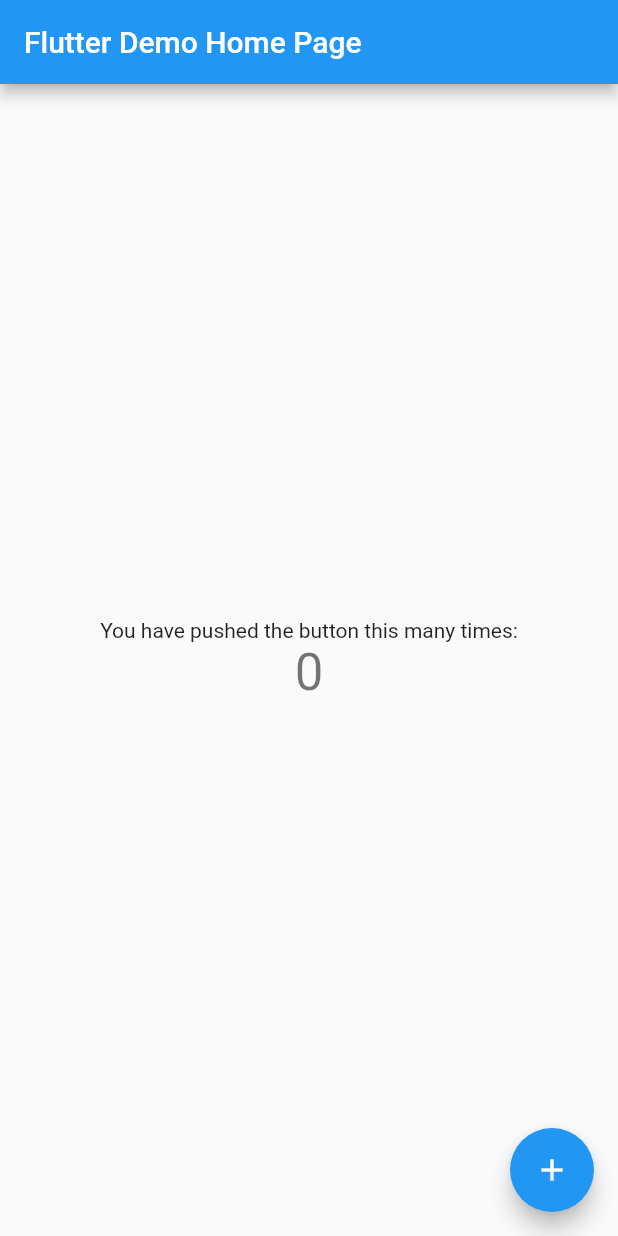
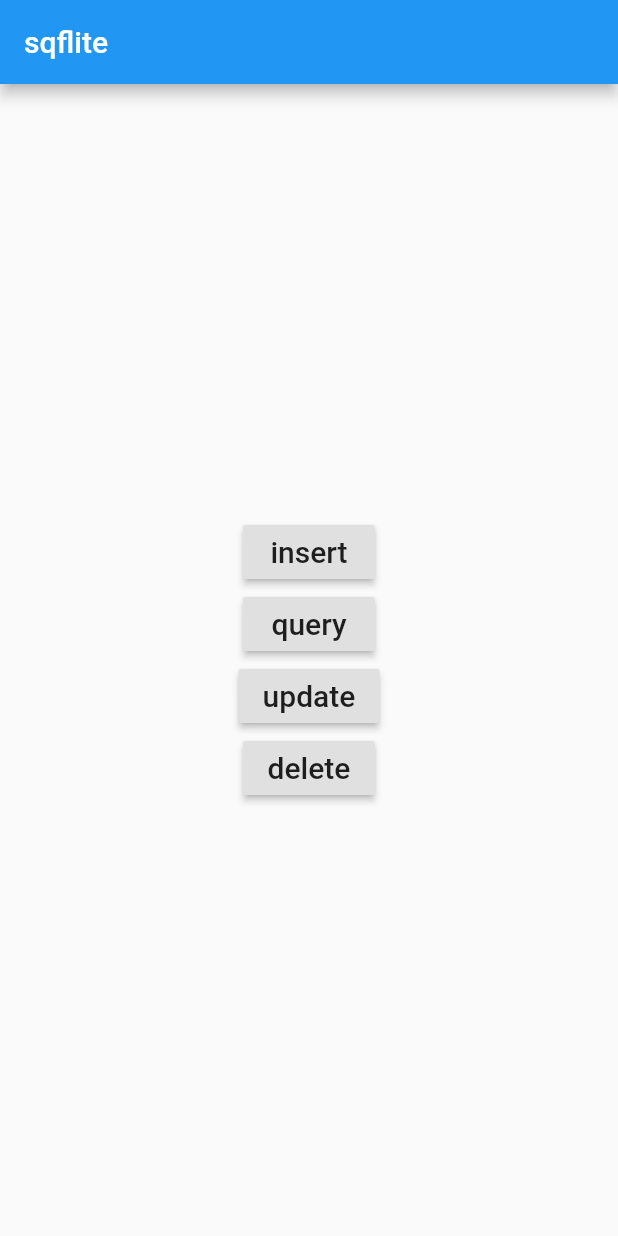
Before and after one commit to AndiSwiss/sqflite_demo_app, a Flutter app: the screen it shows after launch, on a phone screen of 412 x 824 dp. Run offline on Flutter 3.47's test engine with Material 2 defaults, Android fonts, the phone set to English and light mode, and no system bars; our stand-ins replace sqflite; accounts and stored records are empty.

Commit message:
created a working CRUD database app

```diff
--- /dev/null
+++ b/lib/database_helper.dart
@@ -0,0 +1,90 @@
+import 'dart:io';
+
+import 'package:path/path.dart';
+import 'package:sqflite/sqflite.dart';
+import 'package:path_provider/path_provider.dart';
+
+class DatabaseHelper {
+  static final _databaseName = "MyDatabase.db";
+  static final _databaseVersion = 1;
+
+  static final table = 'my_table';
+
+  static final columnId = '_id';
+  static final columnName = 'name';
+  static final columnAge = 'age';
+
+  // make this a singleton class
+  DatabaseHelper._privateConstructor();
+
+  static final DatabaseHelper instance = DatabaseHelper._privateConstructor();
+
+  // only have a single app-wide reference to the database
+  static Database _database;
+
+  Future<Database> get database async {
+    if (_database != null) return _database;
+    // lazily instantiate the db the first time it is accessed
+    _database = await _initDatabase();
+    return _database;
+  }
+
+  // this opens the database (and creates it if it doesn't exist)
+  _initDatabase() async {
+    Directory documentsDirectory = await getApplicationDocumentsDirectory();
+    String path = join(documentsDirectory.path, _databaseName);
+    return await openDatabase(path,
+        version: _databaseVersion, onCreate: _onCreate);
+  }
+
+  // SQL code to create the database table
+  Future _onCreate(Database db, int version) async {
+    await db.execute('''
+          CREATE TABLE $table (
+            $columnId INTEGER PRIMARY KEY,
+            $columnName TEXT NOT NULL,
+            $columnAge INTEGER NOT NULL
+          )
+          ''');
+  }
+
+  // Helper methods
+
+  // Inserts a row in the database where each key in the Map is a column name
+  // and the value is the column value. The return value is the id of the
+  // inserted row.
+  Future<int> insert(Map<String, dynamic> row) async {
+    Database db = await instance.database;
+    return await db.insert(table, row);
+  }
+
+  // All of the rows are returned as a list of maps, where each map is
+  // a key-value list of columns.
+  Future<List<Map<String, dynamic>>> queryAllRows() async {
+    Database db = await instance.database;
+    return await db.query(table);
+  }
+
+  // All of the methods (insert, query, update, delete) can also be done using
+  // raw SQL commands. This method uses a raw query to give the row count.
+  Future<int> queryRowCount() async {
+    Database db = await instance.database;
+    return Sqflite.firstIntValue(
+        await db.rawQuery('SELECT COUNT(*) FROM $table'));
+  }
+
+  // We are assuming here that the id column in the map is set. The other
+  // column values will be used to update the row.
+  Future<int> update(Map<String, dynamic> row) async {
+    Database db = await instance.database;
+    int id = row[columnId];
+    return await db.update(table, row, where: '$columnId = ?', whereArgs: [id]);
+  }
+
+  // Deletes the row specified by the id. The number of affected rows is
+  // returned. This should be 1 as long as the row exists.
+  Future<int> delete(int id) async {
+    Database db = await instance.database;
+    return await db.delete(table, where: '$columnId = ?', whereArgs: [id]);
+  }
+}
--- a/lib/main.dart
+++ b/lib/main.dart
@@ -1,111 +1,113 @@
 import 'package:flutter/material.dart';
+
+// change `flutter_database` to whatever your project name is
+import 'package:sqflitedemoapp/database_helper.dart';
 
 void main() => runApp(MyApp());
 
 class MyApp extends StatelessWidget {
-  // This widget is the root of your application.
   @override
   Widget build(BuildContext context) {
     return MaterialApp(
-      title: 'Flutter Demo',
+      title: 'SQFlite Demo',
       theme: ThemeData(
-        // This is the theme of your application.
-        //
-        // Try running your application with "flutter run". You'll see the
-        // application has a blue toolbar. Then, without quitting the app, try
-        // changing the primarySwatch below to Colors.green and then invoke
-        // "hot reload" (press "r" in the console where you ran "flutter run",
-        // or simply save your changes to "hot reload" in a Flutter IDE).
-        // Notice that the counter didn't reset back to zero; the application
-        // is not restarted.
         primarySwatch: Colors.blue,
       ),
-      home: MyHomePage(title: 'Flutter Demo Home Page'),
+      home: MyHomePage(),
     );
   }
 }
 
-class MyHomePage extends StatefulWidget {
-  MyHomePage({Key key, this.title}) : super(key: key);
+class MyHomePage extends StatelessWidget {
+  // reference to our single class that manages the database
+  final dbHelper = DatabaseHelper.instance;
 
-  // This widget is the home page of your application. It is stateful, meaning
-  // that it has a State object (defined below) that contains fields that affect
-  // how it looks.
-
-  // This class is the configuration for the state. It holds the values (in this
-  // case the title) provided by the parent (in this case the App widget) and
-  // used by the build method of the State. Fields in a Widget subclass are
-  // always marked "final".
-
-  final String title;
-
-  @override
-  _MyHomePageState createState() => _MyHomePageState();
-}
-
-class _MyHomePageState extends State<MyHomePage> {
-  int _counter = 0;
-
-  void _incrementCounter() {
-    setState(() {
-      // This call to setState tells the Flutter framework that something has
-      // changed in this State, which causes it to rerun the build method below
-      // so that the display can reflect the updated values. If we changed
-      // _counter without calling setState(), then the build method would not be
-      // called again, and so nothing would appear to happen.
-      _counter++;
-    });
-  }
-
+  // homepage layout
   @override
   Widget build(BuildContext context) {
-    // This method is rerun every time setState is called, for instance as done
-    // by the _incrementCounter method above.
-    //
-    // The Flutter framework has been optimized to make rerunning build methods
-    // fast, so that you can just rebuild anything that needs updating rather
-    // than having to individually change instances of widgets.
     return Scaffold(
       appBar: AppBar(
-        // Here we take the value from the MyHomePage object that was created by
-        // the App.build method, and use it to set our appbar title.
-        title: Text(widget.title),
+        title: Text('sqflite'),
       ),
       body: Center(
-        // Center is a layout widget. It takes a single child and positions it
-        // in the middle of the parent.
         child: Column(
-          // Column is also a layout widget. It takes a list of children and
-          // arranges them vertically. By default, it sizes itself to fit its
-          // children horizontally, and tries to be as tall as its parent.
-          //
-          // Invoke "debug painting" (press "p" in the console, choose the
-          // "Toggle Debug Paint" action from the Flutter Inspector in Android
-          // Studio, or the "Toggle Debug Paint" command in Visual Studio Code)
-          // to see the wireframe for each widget.
-          //
-          // Column has various properties to control how it sizes itself and
-          // how it positions its children. Here we use mainAxisAlignment to
-          // center the children vertically; the main axis here is the vertical
-          // axis because Columns are vertical (the cross axis would be
-          // horizontal).
           mainAxisAlignment: MainAxisAlignment.center,
           children: <Widget>[
-            Text(
-              'You have pushed the button this many times:',
+            RaisedButton(
+              child: Text(
+                'insert',
+                style: TextStyle(fontSize: 20),
+              ),
+              onPressed: () {
+                _insert();
+              },
             ),
-            Text(
-              '$_counter',
-              style: Theme.of(context).textTheme.display1,
+            RaisedButton(
+              child: Text(
+                'query',
+                style: TextStyle(fontSize: 20),
+              ),
+              onPressed: () {
+                _query();
+              },
+            ),
+            RaisedButton(
+              child: Text(
+                'update',
+                style: TextStyle(fontSize: 20),
+              ),
+              onPressed: () {
+                _update();
+              },
+            ),
+            RaisedButton(
+              child: Text(
+                'delete',
+                style: TextStyle(fontSize: 20),
+              ),
+              onPressed: () {
+                _delete();
+              },
             ),
           ],
         ),
       ),
-      floatingActionButton: FloatingActionButton(
-        onPressed: _incrementCounter,
-        tooltip: 'Increment',
-        child: Icon(Icons.add),
-      ), // This trailing comma makes auto-formatting nicer for build methods.
     );
   }
+
+  // Button onPressed methods
+
+  void _insert() async {
+    // row to insert
+    Map<String, dynamic> row = {
+      DatabaseHelper.columnName: 'Bob',
+      DatabaseHelper.columnAge: 23
+    };
+    final id = await dbHelper.insert(row);
+    print('inserted row id: $id');
+  }
+
+  void _query() async {
+    final allRows = await dbHelper.queryAllRows();
+    print('query all rows:');
+    allRows.forEach((row) => print(row));
+  }
+
+  void _update() async {
+    // row to update
+    Map<String, dynamic> row = {
+      DatabaseHelper.columnId: 1,
+      DatabaseHelper.columnName: 'Mary',
+      DatabaseHelper.columnAge: 32
+    };
+    final rowsAffected = await dbHelper.update(row);
+    print('updated $rowsAffected row(s)');
+  }
+
+  void _delete() async {
+    // Assuming that the number of rows is the id for the last row.
+    final id = await dbHelper.queryRowCount();
+    final rowsDeleted = await dbHelper.delete(id);
+    print('deleted $rowsDeleted row(s): row $id');
+  }
 }
--- a/pubspec.yaml
+++ b/pubspec.yaml
@@ -19,6 +19,8 @@ environment:
 dependencies:
   flutter:
     sdk: flutter
+  sqflite: ^1.3.0
+  path_provider: ^1.6.7
 
   # The following adds the Cupertino Icons font to your application.
   # Use with the CupertinoIcons class for iOS style icons.
```
Also changed, not shown: pubspec.lock, 3 other files.
